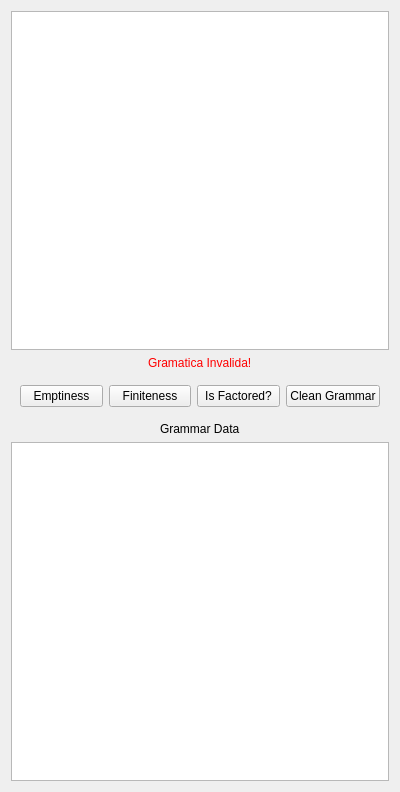
Above: context_free_languages/gui/view/DynamicGrammarWidget.ui from joaovicentesouto/INE5421 before the change. Below: the same form after it.
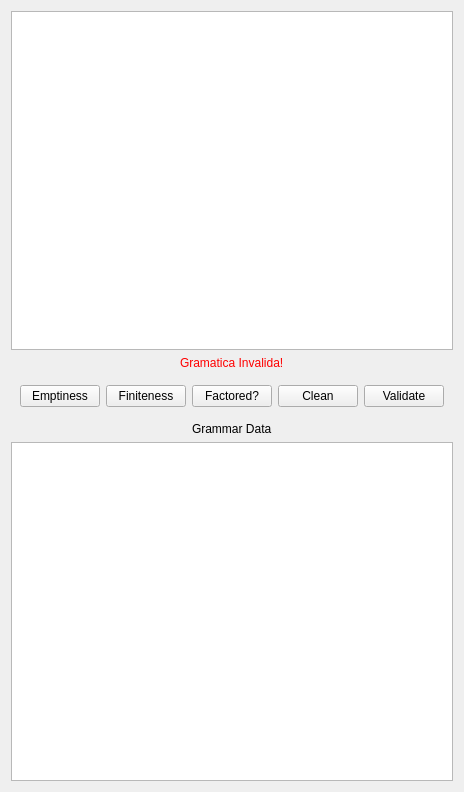
That is the form after the change.

Commit message: Implementation of history grammar and update options.

```diff
--- a/context_free_languages/gui/view/DynamicGrammarWidget.ui
+++ b/context_free_languages/gui/view/DynamicGrammarWidget.ui
@@ -65,14 +65,21 @@
          </size>
         </property>
         <property name="text">
-         <string>Is Factored?</string>
+         <string>Factored?</string>
         </property>
        </widget>
       </item>
       <item>
        <widget class="QPushButton" name="cleanButton">
         <property name="text">
-         <string>Clean Grammar</string>
+         <string>Clean</string>
+        </property>
+       </widget>
+      </item>
+      <item>
+       <widget class="QPushButton" name="validateButton">
+        <property name="text">
+         <string>Validate</string>
         </property>
        </widget>
       </item>
```
The commit also changes 8 other files.
